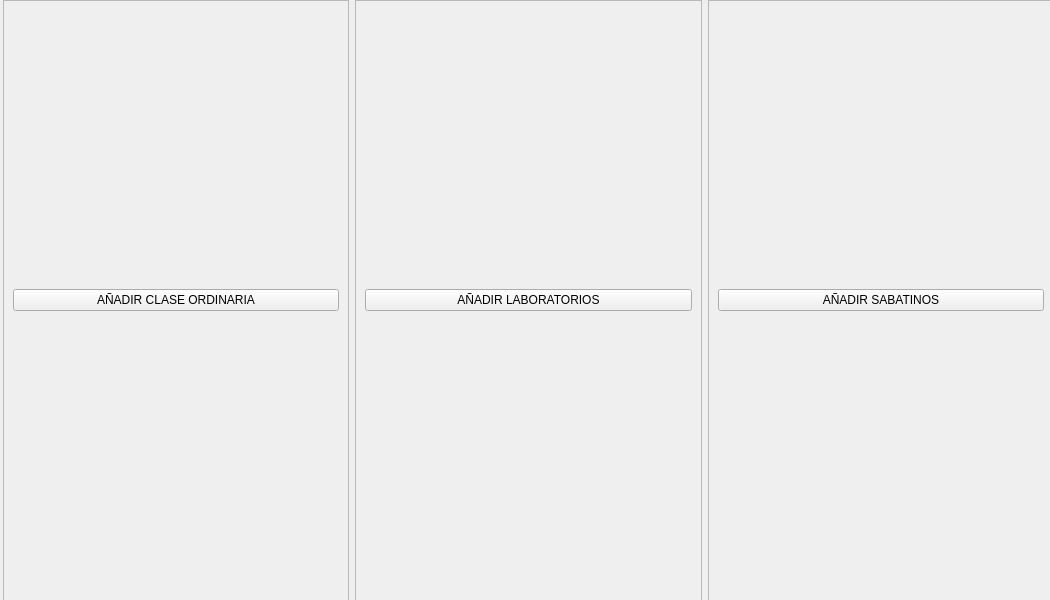
Before: the Qt Designer form src/ui_files/add_files.ui in CornelioEmbedded/GUI_Horarios, drawn with Qt 5.
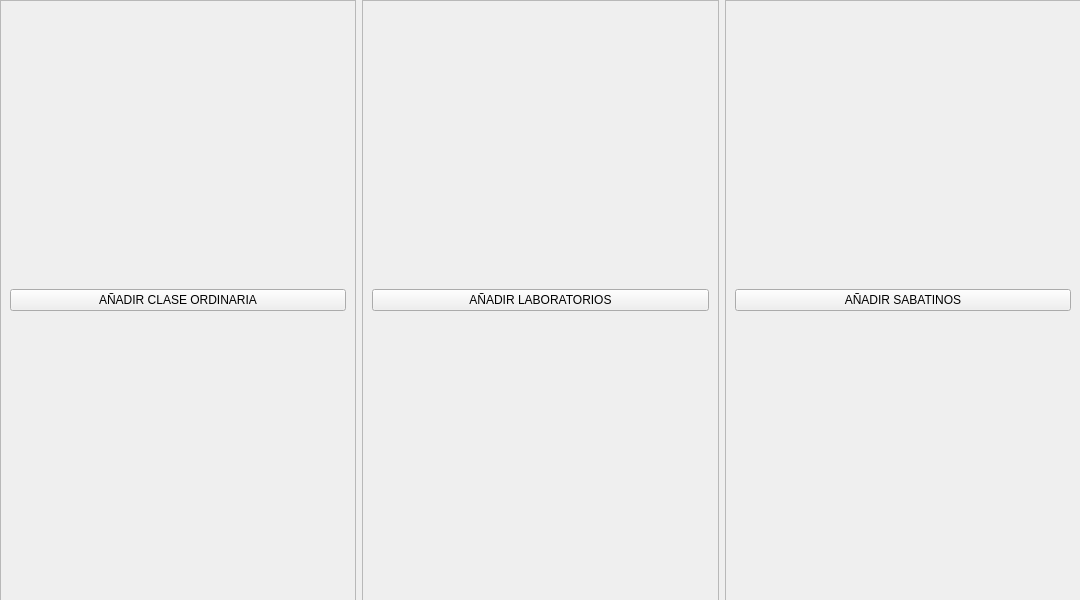
After: the same form once the commit is applied.

Commit message: make add files screen work with clean button

```diff
--- a/src/ui_files/add_files.ui
+++ b/src/ui_files/add_files.ui
@@ -6,7 +6,7 @@
    <rect>
     <x>0</x>
     <y>0</y>
-    <width>1050</width>
+    <width>1080</width>
     <height>600</height>
    </rect>
   </property>
@@ -16,9 +16,9 @@
   <widget class="QWidget" name="verticalLayoutWidget">
    <property name="geometry">
     <rect>
-     <x>3</x>
+     <x>0</x>
      <y>0</y>
-     <width>1051</width>
+     <width>1081</width>
      <height>601</height>
     </rect>
    </property>
@@ -52,7 +52,7 @@
         <property name="frameShadow">
          <enum>QFrame::Raised</enum>
         </property>
-        <layout class="QVBoxLayout" name="verticalLayout_3">
+        <layout class="QVBoxLayout" name="verticalLayout_2">
          <item>
           <widget class="QPushButton" name="add_labs">
            <property name="text">
@@ -71,7 +71,7 @@
         <property name="frameShadow">
          <enum>QFrame::Raised</enum>
         </property>
-        <layout class="QVBoxLayout" name="verticalLayout_2">
+        <layout class="QVBoxLayout" name="verticalLayout_3">
          <item>
           <widget class="QPushButton" name="add_saturday_class">
            <property name="text">
```
Left out of the diff: 6 changed lines with no effect on the pictures. The commit also changes 1 other file.
